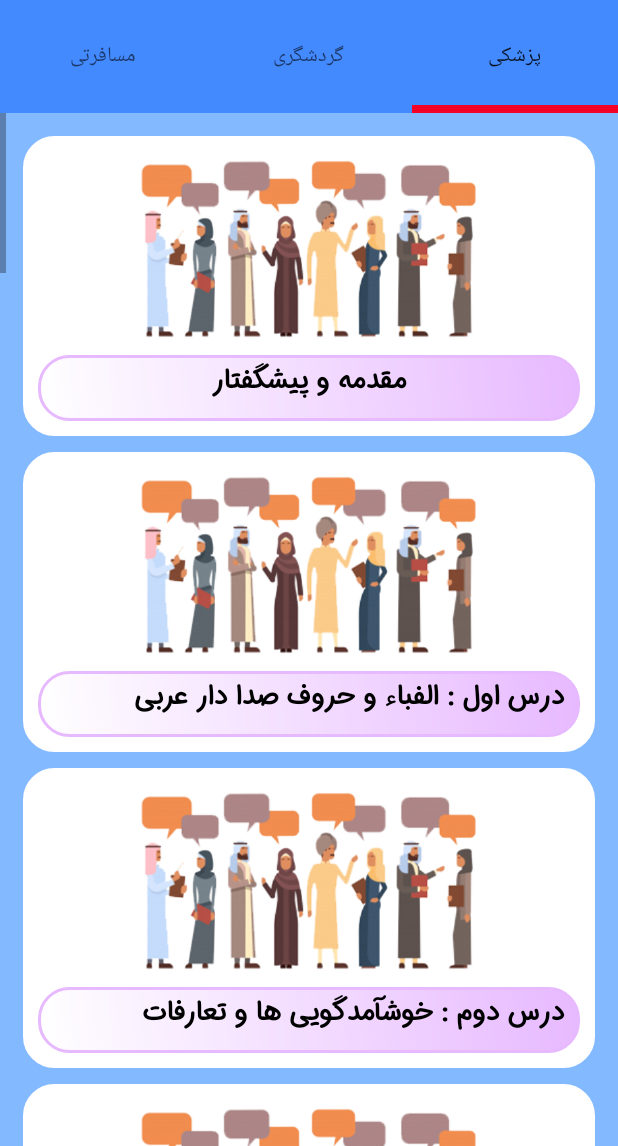
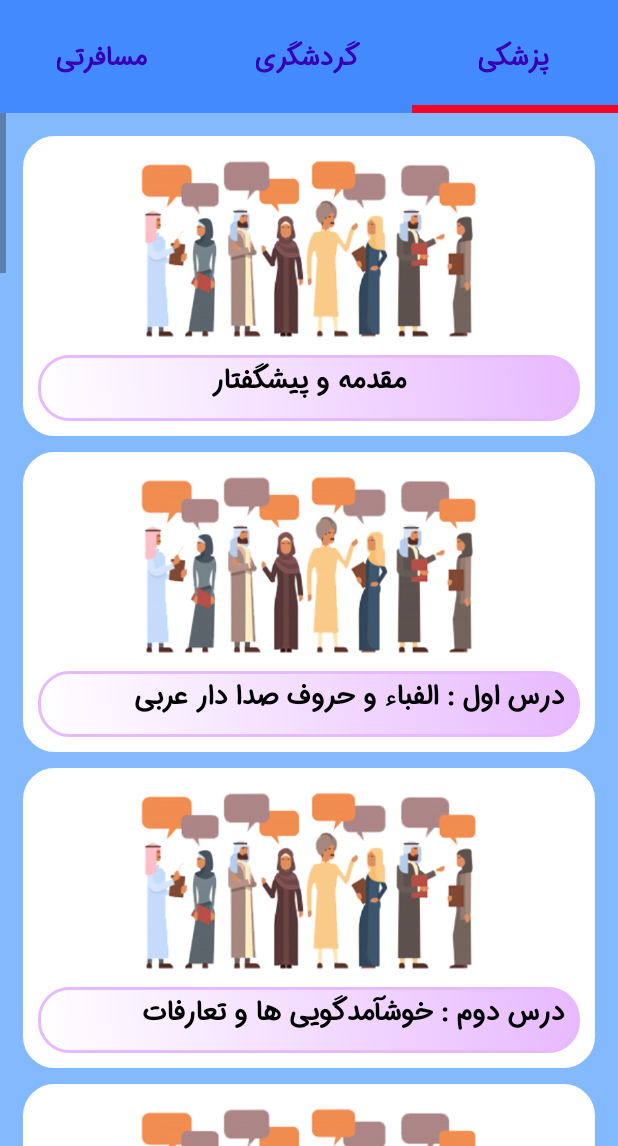
Before and after one commit to ghomdoust/MrSalamat, an Android app: the MainActivity screen opened directly, with no data from a screen before it, on a phone screen of 412 x 824 dp, the part 90-1236 px from its top. Run offline under Robolectric (Android 15) with nearby library versions, the phone set to English and light mode, and no system bars.

Commit message:
TabLayout_FontSize_Complete

```diff
--- a/app/src/main/res/layout/activity_main.xml
+++ b/app/src/main/res/layout/activity_main.xml
@@ -74,7 +74,8 @@
         android:background="#448AFF"
         app:tabIndicatorHeight="5dp"
         app:tabIndicatorColor="#F40327"
-
+        android:scrollbarSize="20sp"
+        app:tabTextAppearance="@style/MineCustomTabText"
         >
 
     </com.google.android.material.tabs.TabLayout>
--- a/app/src/main/res/values/styles.xml
+++ b/app/src/main/res/values/styles.xml
@@ -39,4 +39,10 @@
         <item name="colorControlHighlight">#FCE4EC</item>
     </style>
 
+    <style name="MineCustomTabText" parent="TextAppearance.Design.Tab">
+        <item name="android:textSize">17sp</item>
+        <item name="fontFamily">@font/sans_num_bold</item>
+        <item name="android:textColor">@color/colorPrimaryDark</item>
+    </style>
+
 </resources>
```
